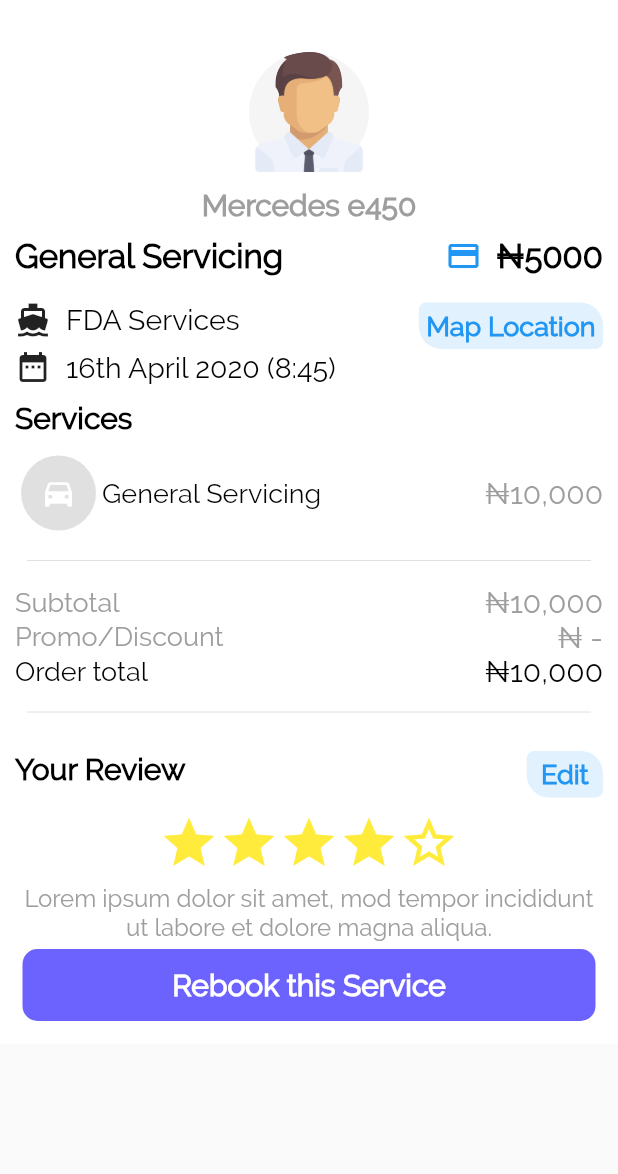
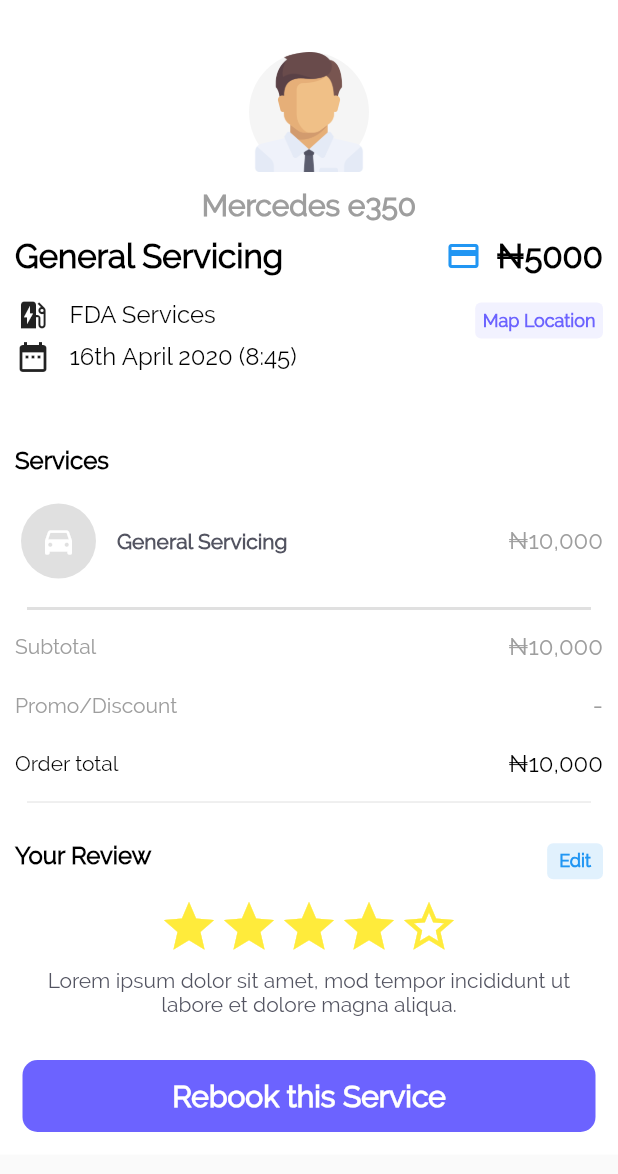
Before and after one commit to ologunB/autoserve, a Flutter app: the OrderDetails screen opened directly, on a phone screen of 412 x 824 dp, the part 62-1236 px from its top. Run offline on Flutter 3.47's test engine with Material 2 defaults, Android fonts, the phone set to English and light mode, and no system bars; drawn by our look-alikes of smooth_star_rating; our stand-ins replace pin_code_fields; missing offline and left inert: country_pickers.

Commit message:
ongoing order

```diff
--- a/lib/views/car_owner/orders/confirmed/order_details.dart
+++ b/lib/views/car_owner/orders/confirmed/order_details.dart
@@ -28,10 +28,7 @@ class _OrderDetailsState extends State<OrderDetails> {
         child: Container(
           color: Colors.white,
           padding: EdgeInsets.all(10),
-          width: MediaQuery
-              .of(context)
-              .size
-              .width,
+          width: MediaQuery.of(context).size.width,
           child: Column(
             mainAxisSize: MainAxisSize.max,
             mainAxisAlignment: MainAxisAlignment.start,
@@ -41,9 +38,9 @@ class _OrderDetailsState extends State<OrderDetails> {
                 padding: const EdgeInsets.all(10.0),
                 child: CircleAvatar(
                   radius: 40,
-                  backgroundImage: AssetImage(
-                    "assets/images/person.png",
-                  ),
+//                  backgroundImage: AssetImage(
+//                    "assets/images/person.png",
+//                  ),
                   backgroundColor: Colors.grey[100],
                   child: Image.asset(
                     "assets/images/person.png",
@@ -51,7 +48,7 @@ class _OrderDetailsState extends State<OrderDetails> {
                   ),
                 ),
               ),
-              Text("Mercedes e450",
+              Text("Mercedes e350",
                   textAlign: TextAlign.center,
                   style: TextStyle(
                       fontSize: 20,
@@ -88,12 +85,12 @@ class _OrderDetailsState extends State<OrderDetails> {
                   Expanded(
                     child: Row(
                       children: <Widget>[
-                        Icon(Icons.directions_boat),
-                        SizedBox(width: 10),
+                        Icon(Icons.ev_station),
+                        SizedBox(width: 12.36),
                         Text(
                           "FDA Services",
                           style: TextStyle(
-                              fontSize: 19,
+                              fontSize: 16,
                               fontWeight: FontWeight.w300,
                               color: Colors.black),
                         ),
@@ -104,20 +101,20 @@ class _OrderDetailsState extends State<OrderDetails> {
                     padding: EdgeInsets.only(top: 8.0),
                     child: Container(
                       decoration: BoxDecoration(
-                        color: Colors.blue[100].withAlpha(111),
+                        color: Color(0xFFE2E0FF).withAlpha(111),
                         borderRadius: BorderRadius.only(
-                          bottomLeft: Radius.circular(15),
-                          bottomRight: Radius.circular(5),
-                          topLeft: Radius.circular(5),
-                          topRight: Radius.circular(15),
+                          bottomLeft: Radius.circular(4),
+                          bottomRight: Radius.circular(4),
+                          topLeft: Radius.circular(4),
+                          topRight: Radius.circular(4),
                         ),
                       ),
                       padding: EdgeInsets.all(5),
                       child: Text(
                         "Map Location",
                         style: TextStyle(
-                            color: Colors.blue,
-                            fontSize: 18,
+                            color: Color(0xFF6C63FF),
+                            fontSize: 12,
                             fontWeight: FontWeight.w600),
                       ),
                     ),
@@ -127,22 +124,25 @@ class _OrderDetailsState extends State<OrderDetails> {
               Row(
                 children: <Widget>[
                   Icon(Icons.date_range),
-                  SizedBox(width: 10),
-                  Text("16th April 2020 (8:45)",
+                  SizedBox(width: 12.36),
+                  Text(
+                    "16th April 2020 (8:45)",
                     style: TextStyle(
-                          fontSize: 19,
+                      fontSize: 16,
                       fontWeight: FontWeight.w300,
-                          color: Colors.black))
+                      color: Colors.black,
+                    ),
+                  )
                 ],
               ),
               Row(
                 children: <Widget>[
                   Padding(
-                    padding: const EdgeInsets.symmetric(vertical: 10.0),
+                    padding: const EdgeInsets.only(top: 48, bottom: 15.0),
                     child: Text(
                       "Services",
                       style: TextStyle(
-                          fontSize: 20,
+                          fontSize: 16,
                           fontWeight: FontWeight.w600,
                           color: Colors.black),
                     ),
@@ -170,12 +170,15 @@ class _OrderDetailsState extends State<OrderDetails> {
                                 color: Styles.appCanvasColor),
                           ),
                         ),
+                        SizedBox(
+                          width: 10,
+                        ),
                         Text(
                           "General Servicing",
                           style: TextStyle(
-                              fontSize: 18,
-                              color: Colors.black,
-                              fontWeight: FontWeight.w500),
+                              fontSize: 14,
+                              color: Color(0xFF535461),
+                              fontWeight: FontWeight.bold),
                         ),
                       ],
                     ),
@@ -184,7 +187,7 @@ class _OrderDetailsState extends State<OrderDetails> {
                     "₦10,000",
                     textAlign: TextAlign.right,
                     style: TextStyle(
-                        fontSize: 20,
+                        fontSize: 16,
                         fontWeight: FontWeight.w400,
                         color: Colors.grey),
                   )
@@ -193,7 +196,9 @@ class _OrderDetailsState extends State<OrderDetails> {
               ),
               Padding(
                 padding: const EdgeInsets.all(8.0),
-                child: Divider(),
+                child: Divider(
+                  thickness: 2.0,
+                ),
               ),
               Row(
                 children: <Widget>[
@@ -201,7 +206,7 @@ class _OrderDetailsState extends State<OrderDetails> {
                     child: Text(
                       "Subtotal",
                       style: TextStyle(
-                          fontSize: 18,
+                          fontSize: 14,
                           color: Colors.grey,
                           fontWeight: FontWeight.w500),
                     ),
@@ -210,12 +215,15 @@ class _OrderDetailsState extends State<OrderDetails> {
                     "₦10,000",
                     textAlign: TextAlign.right,
                     style: TextStyle(
-                        fontSize: 20,
+                        fontSize: 16,
                         fontWeight: FontWeight.w400,
                         color: Colors.grey),
                   )
                 ],
                 crossAxisAlignment: CrossAxisAlignment.center,
+              ),
+              SizedBox(
+                height: 20.0,
               ),
               Row(
                 children: <Widget>[
@@ -223,21 +231,24 @@ class _OrderDetailsState extends State<OrderDetails> {
                     child: Text(
                       "Promo/Discount",
                       style: TextStyle(
-                          fontSize: 18,
+                          fontSize: 14,
                           color: Colors.grey,
                           fontWeight: FontWeight.w500),
                     ),
                   ),
                   Text(
-                    "₦ -",
+                    "-",
                     textAlign: TextAlign.right,
                     style: TextStyle(
-                        fontSize: 20,
+                        fontSize: 16,
                         fontWeight: FontWeight.w400,
                         color: Colors.grey),
                   )
                 ],
                 crossAxisAlignment: CrossAxisAlignment.center,
+              ),
+              SizedBox(
+                height: 20.0,
               ),
               Row(
                 children: <Widget>[
@@ -245,7 +256,7 @@ class _OrderDetailsState extends State<OrderDetails> {
                     child: Text(
                       "Order total",
                       style: TextStyle(
-                          fontSize: 18,
+                          fontSize: 14,
                           color: Colors.black,
                           fontWeight: FontWeight.w500),
                     ),
@@ -254,7 +265,7 @@ class _OrderDetailsState extends State<OrderDetails> {
                     "₦10,000",
                     textAlign: TextAlign.right,
                     style: TextStyle(
-                        fontSize: 20,
+                        fontSize: 16,
                         fontWeight: FontWeight.w400,
                         color: Colors.black),
                   )
@@ -273,7 +284,7 @@ class _OrderDetailsState extends State<OrderDetails> {
                       child: Text(
                         "Your Review",
                         style: TextStyle(
-                            fontSize: 20,
+                            fontSize: 16,
                             fontWeight: FontWeight.w600,
                             color: Colors.black),
                       ),
@@ -285,10 +296,10 @@ class _OrderDetailsState extends State<OrderDetails> {
                       decoration: BoxDecoration(
                         color: Colors.blue[100].withAlpha(111),
                         borderRadius: BorderRadius.only(
-                          bottomLeft: Radius.circular(15),
-                          bottomRight: Radius.circular(5),
-                          topLeft: Radius.circular(5),
-                          topRight: Radius.circular(15),
+                          bottomLeft: Radius.circular(4),
+                          bottomRight: Radius.circular(4),
+                          topLeft: Radius.circular(4),
+                          topRight: Radius.circular(4),
                         ),
                       ),
                       padding: EdgeInsets.all(5),
@@ -296,7 +307,7 @@ class _OrderDetailsState extends State<OrderDetails> {
                         " Edit ",
                         style: TextStyle(
                             color: Colors.blue,
-                            fontSize: 18,
+                            fontSize: 12,
                             fontWeight: FontWeight.w600),
                       ),
                     ),
@@ -318,16 +329,18 @@ class _OrderDetailsState extends State<OrderDetails> {
                   halfFilledIconData: Icons.star_half,
                   color: Colors.yellow,
                   borderColor: Colors.yellow,
-                    spacing: 0.0),
+                  spacing: 0.0,
+                ),
               ),
               Text(
                 Constants.shortLoremText,
                 textAlign: TextAlign.center,
                 style: TextStyle(
-                    fontSize: 16,
-                    color: Colors.grey,
+                    fontSize: 14,
+                    color: Color(0xFF535461),
                     fontWeight: FontWeight.w500),
               ),
+              SizedBox(height: 24.0,),
               CustomButton(title: "Rebook this Service", onPress: () {})
             ],
           ),
--- a/lib/views/car_owner/orders/ongoing/ongoing_order.dart
+++ b/lib/views/car_owner/orders/ongoing/ongoing_order.dart
@@ -87,7 +87,7 @@ class _OngoingOrdersState extends State<OngoingOrders> {
                         padding: EdgeInsets.only(top: 8.0),
                         child: Container(
                           decoration: BoxDecoration(
-                            color: Color(0XFFFFF0F1).withAlpha(111),
+                            color: Color(0XFFFFF0F1),
                             borderRadius: BorderRadius.only(
                               bottomLeft: Radius.circular(4),
                               bottomRight: Radius.circular(4),
```
Lines whose indentation alone changed are shown as unchanged.
